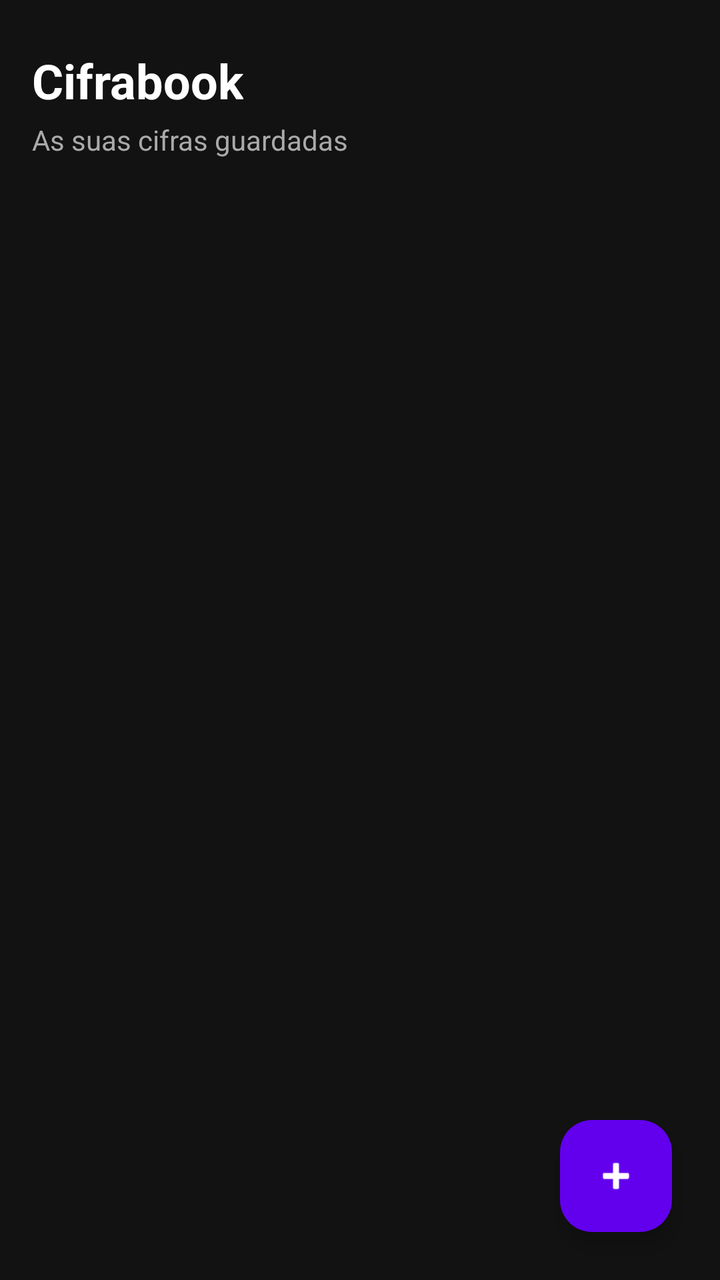
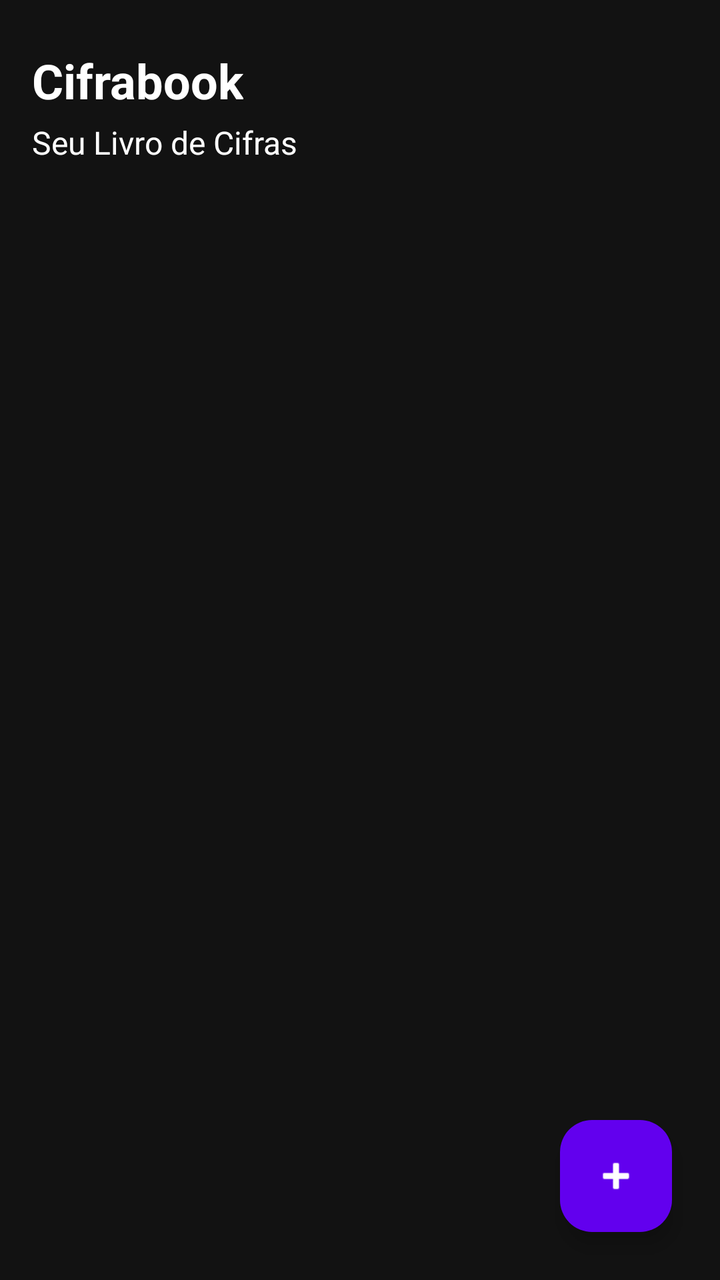

The first picture is an Android layout as it rendered before a commit; the second is the same layout after the commit. The layout source and the unified diff follow.
<!-- AndroidManifest.xml: application theme Theme.Cifrabook -->
<!-- res/layout/activity_main.xml -->
<?xml version="1.0" encoding="utf-8"?>
<androidx.constraintlayout.widget.ConstraintLayout
    xmlns:android="http://schemas.android.com/apk/res/android"
    xmlns:app="http://schemas.android.com/apk/res-auto"
    xmlns:tools="http://schemas.android.com/tools"
    android:layout_width="match_parent"
    android:layout_height="match_parent"
    android:background="#121212"
    tools:context=".MainActivity">

    
    <TextView
        android:id="@+id/tvTitle"
        android:layout_width="wrap_content"
        android:layout_height="wrap_content"
        android:text="Cifrabook"
        android:textSize="24sp"
        android:textStyle="bold"
        android:textColor="#FFFFFF"
        android:layout_marginStart="16dp"
        android:layout_marginTop="24dp"
        app:layout_constraintStart_toStartOf="parent"
        app:layout_constraintTop_toTopOf="parent" />

    
    <TextView
        android:id="@+id/tvSubtitle"
        android:layout_width="wrap_content"
        android:layout_height="wrap_content"
        android:text="As suas cifras guardadas"
        android:textSize="14sp"
        android:textColor="#AAAAAA"
        android:layout_marginStart="16dp"
        android:layout_marginTop="4dp"
        app:layout_constraintStart_toStartOf="parent"
        app:layout_constraintTop_toBottomOf="@id/tvTitle" />

    
    <androidx.recyclerview.widget.RecyclerView
        android:id="@+id/recyclerViewCifras"
        android:layout_width="0dp"
        android:layout_height="0dp"
        android:layout_marginTop="16dp"
        app:layout_constraintBottom_toBottomOf="parent"
        app:layout_constraintEnd_toEndOf="parent"
        app:layout_constraintStart_toStartOf="parent"
        app:layout_constraintTop_toBottomOf="@id/tvSubtitle" />

    
    <com.google.android.material.floatingactionbutton.FloatingActionButton
        android:id="@+id/fabAddPdf"
        android:layout_width="wrap_content"
        android:layout_height="wrap_content"
        android:layout_margin="24dp"
        android:contentDescription="Adicionar Cifra PDF"
        android:src="@android:drawable/ic_input_add"
        app:tint="#FFFFFF"
        app:backgroundTint="#6200EE"
        app:layout_constraintBottom_toBottomOf="parent"
        app:layout_constraintEnd_toEndOf="parent" />

</androidx.constraintlayout.widget.ConstraintLayout>
<!-- resources referenced by this layout -->
<resources>
  <style name="Theme.Cifrabook" parent="Base.Theme.Cifrabook" />
  <style name="Base.Theme.Cifrabook" parent="Theme.Material3.DayNight.NoActionBar">
          
          
      </style>
</resources>

<!-- the commit's change to res/layout/activity_main.xml (unified diff, before → after) -->
@@ -27,9 +27,9 @@
         android:id="@+id/tvSubtitle"
         android:layout_width="wrap_content"
         android:layout_height="wrap_content"
-        android:text="As suas cifras guardadas"
-        android:textSize="14sp"
-        android:textColor="#AAAAAA"
+        android:text="Seu Livro de Cifras"
+        android:textSize="16sp"
+        android:textColor="#ffffff"
         android:layout_marginStart="16dp"
         android:layout_marginTop="4dp"
         app:layout_constraintStart_toStartOf="parent"
